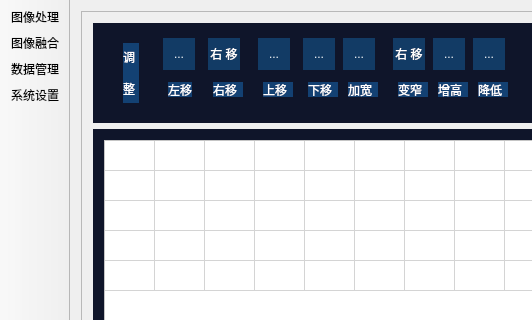
First picture: the form in IRProc/IRProc/IRProc.ui, repository seafrog1984/QTIRProc, before the edit; both pictures show x 0 to 532 and y 0 to 320 of the 1540 by 782 pixel window.
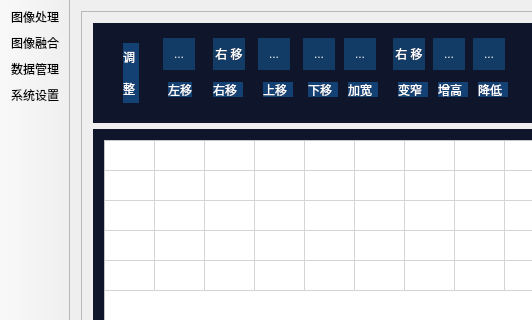
Second picture: the form after the edit. The open tabs and pages were chosen to show the change. Icons and pictures are not drawn. Custom widgets are drawn as their Qt base class.

```diff
--- a/IRProc/IRProc/IRProc.ui
+++ b/IRProc/IRProc/IRProc.ui
@@ -2217,7 +2217,7 @@
             <widget class="QToolButton" name="btn_mer_right">
              <property name="geometry">
               <rect>
-               <x>115</x>
+               <x>120</x>
                <y>15</y>
                <width>32</width>
                <height>32</height>
@@ -2331,7 +2331,7 @@
             <widget class="QToolButton" name="btn_mer_wid">
              <property name="geometry">
               <rect>
-               <x>250</x>
+               <x>251</x>
                <y>15</y>
                <width>32</width>
                <height>32</height>
```
Left out of the diff: 26 changed lines with no effect on the pictures.
